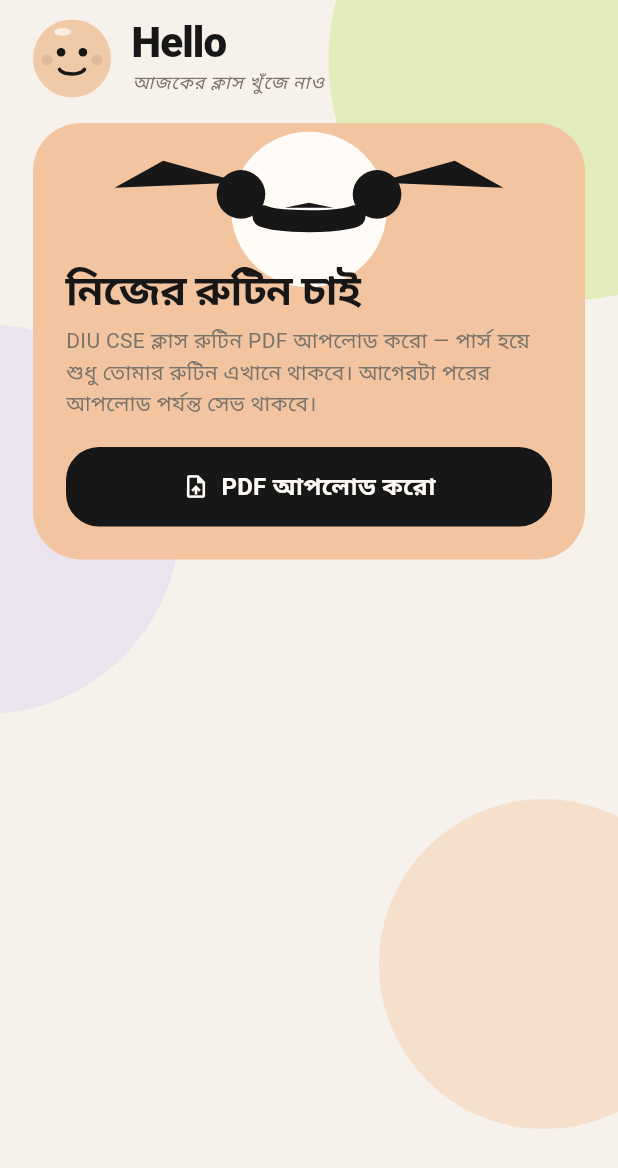
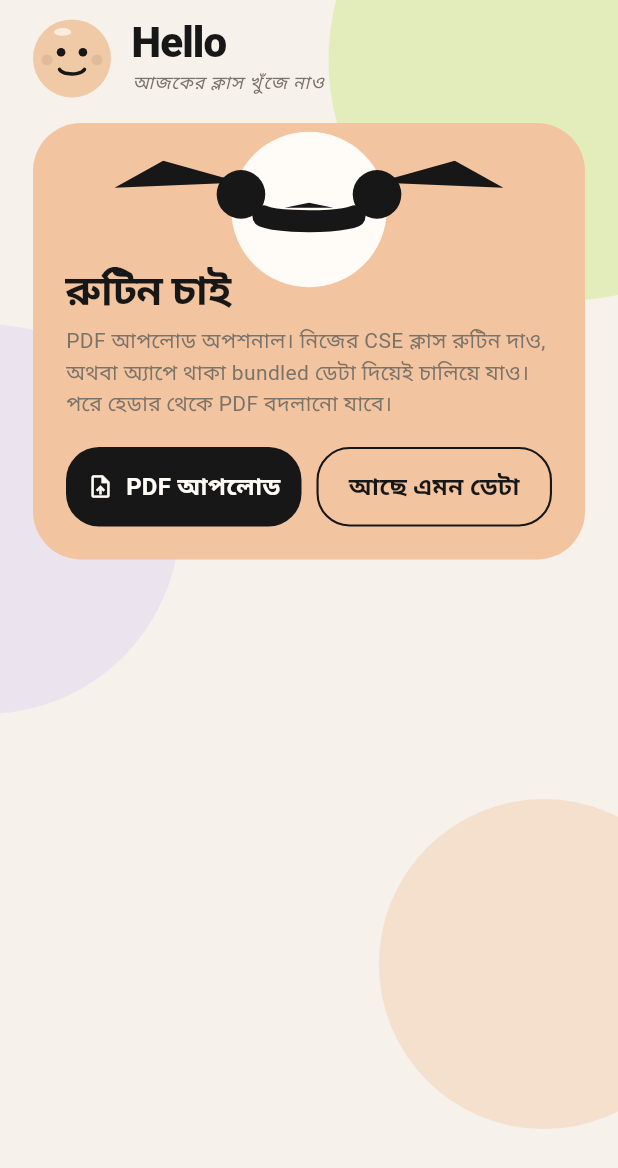
Before and after one commit to AbabilX/Routine-Scrapper-Open, a Flutter app: the StudentScreen widget shown alone on an empty page, opened directly, on a phone screen of 412 x 824 dp. Shown: the top 1168 px of the screen. Run offline on Flutter 3.47's test engine with Material 3 defaults, Android fonts, the phone set to English and light mode, and no system bars; our stand-ins replace flutter_local_notifications, flutter_timezone, pdf, share_plus, shared_preferences, timezone; missing offline and left inert: pdfrx; accounts and stored records are empty.

Commit message:
Enhance routine management by making PDF upload optional, allowing users to continue with bundled CSE JSON. Update AssetRoutineRepository and LocalRoutineStore to support loading bundled files. Revise documentation in PROJECT.md and README.md for clarity on new functionality. Implement UI changes in StudentScreen and UploadRoutineCard to accommodate the new upload options.

```diff
--- a/lib/data/routine_file_dto.dart
+++ b/lib/data/routine_file_dto.dart
@@ -18,6 +18,12 @@ class RoutineFileDto {
       'meta': meta.toJson(),
       'slots': slots.map((slot) => slot.toJson()).toList(),
     };
+  }
+
+  /// Device copy we can reopen: uploaded PDF or the bundled fallback.
+  bool get isPersistedRoutine {
+    if (slots.isEmpty) return false;
+    return meta.origin == 'user' || meta.origin == 'bundled';
   }
 }
 
--- a/lib/ui/student/components/upload_routine_card.dart
+++ b/lib/ui/student/components/upload_routine_card.dart
@@ -1,4 +1,5 @@
 import 'package:flutter/material.dart';
+import 'package:flutter/services.dart';
 
 import '../../theme/app_colors.dart';
 import 'cute_face.dart';
@@ -8,10 +9,12 @@ class UploadRoutineCard extends StatelessWidget {
   const UploadRoutineCard({
     super.key,
     required this.onUpload,
+    required this.onUseExisting,
     this.busy = false,
   });
 
   final VoidCallback onUpload;
+  final VoidCallback onUseExisting;
   final bool busy;
 
   @override
@@ -29,21 +32,28 @@ class UploadRoutineCard extends StatelessWidget {
           children: [
             const CuteFace(size: 56, kind: CuteFaceKind.fox),
             const SizedBox(height: 16),
-            Text('নিজের রুটিন চাই', style: text.headlineSmall),
+            Text('রুটিন চাই', style: text.headlineSmall),
             const SizedBox(height: 8),
             Text(
-              'DIU CSE ক্লাস রুটিন PDF আপলোড করো — পার্স হয়ে শুধু তোমার রুটিন এখানে থাকবে। '
-              'আগেরটা পরের আপলোড পর্যন্ত সেভ থাকবে।',
+              'PDF আপলোড অপশনাল। নিজের CSE ক্লাস রুটিন দাও, '
+              'অথবা অ্যাপে থাকা bundled ডেটা দিয়েই চালিয়ে যাও। '
+              'পরে হেডার থেকে PDF বদলানো যাবে।',
               style: text.bodyMedium,
             ),
             const SizedBox(height: 18),
-            FilledButton.icon(
+            Row(
+              children: [
+                Expanded(
+                  child: FilledButton.icon(
                     onPressed: busy ? null : onUpload,
                     style: FilledButton.styleFrom(
                       backgroundColor: ink,
                       disabledBackgroundColor: ink.withValues(alpha: 0.28),
                       foregroundColor: onInk,
-                padding: const EdgeInsets.symmetric(vertical: 14),
+                      padding: const EdgeInsets.symmetric(
+                        vertical: 14,
+                        horizontal: 10,
+                      ),
                       shape: RoundedRectangleBorder(
                         borderRadius: BorderRadius.circular(22),
                       ),
@@ -59,9 +69,43 @@ class UploadRoutineCard extends StatelessWidget {
                           )
                         : const Icon(Icons.upload_file_outlined),
                     label: Text(
-                busy ? 'পার্স হচ্ছে…' : 'PDF আপলোড করো',
+                      busy ? 'পার্স হচ্ছে…' : 'PDF আপলোড',
                       style: text.titleMedium?.copyWith(color: onInk),
+                      maxLines: 1,
+                      overflow: TextOverflow.ellipsis,
                     ),
+                  ),
+                ),
+                const SizedBox(width: 10),
+                Expanded(
+                  child: OutlinedButton(
+                    onPressed: busy
+                        ? null
+                        : () {
+                            HapticFeedback.selectionClick();
+                            onUseExisting();
+                          },
+                    style: OutlinedButton.styleFrom(
+                      foregroundColor: ink,
+                      disabledForegroundColor: ink.withValues(alpha: 0.38),
+                      side: const BorderSide(color: ink, width: 1.4),
+                      padding: const EdgeInsets.symmetric(
+                        vertical: 14,
+                        horizontal: 10,
+                      ),
+                      shape: RoundedRectangleBorder(
+                        borderRadius: BorderRadius.circular(22),
+                      ),
+                    ),
+                    child: Text(
+                      'আছে এমন ডেটা',
+                      style: text.titleMedium,
+                      textAlign: TextAlign.center,
+                      maxLines: 2,
+                    ),
+                  ),
+                ),
+              ],
             ),
           ],
         ),
--- a/lib/ui/student/student_view_model.dart
+++ b/lib/ui/student/student_view_model.dart
@@ -212,6 +212,31 @@ class StudentViewModel extends ChangeNotifier {
     }
   }
 
+  Future<String?> useBundledRoutine() async {
+    _state = _state.copyWith(isImporting: true);
+    notifyListeners();
+    try {
+      final bundled = await AssetRoutineRepository.loadBundledFile();
+      if (bundled.slots.isEmpty) {
+        return 'bundled রুটিন খালি — PDF আপলোড করো';
+      }
+      await store.saveRoutine(routine: bundled);
+      repository = AssetRoutineRepository.fromFile(bundled);
+      _state = _state.copyWith(
+        hasRoutine: true,
+        meta: repository.meta,
+        suggestions: RoutineQueries.suggestChips(repository.slots, _state.queryText),
+      );
+      applyQuery(_state.queryText, persist: false);
+      return null;
+    } catch (_) {
+      return 'bundled ডেটা লোড হয়নি — PDF আপলোড করে দেখো';
+    } finally {
+      _state = _state.copyWith(isImporting: false);
+      notifyListeners();
+    }
+  }
+
   void onQueryChange(String value) => applyQuery(value, persist: true);
 
   void onChipSelected(String chip) => applyQuery(chip, persist: true);
```
Also changed, not shown: lib/data/asset_routine_repository.dart (+14 -8 lines), lib/data/local_routine_store.dart (+12 -4 lines), lib/ui/student/student_screen.dart (+11 -0 lines), 12 other files. Lines whose indentation alone changed are shown as unchanged.
